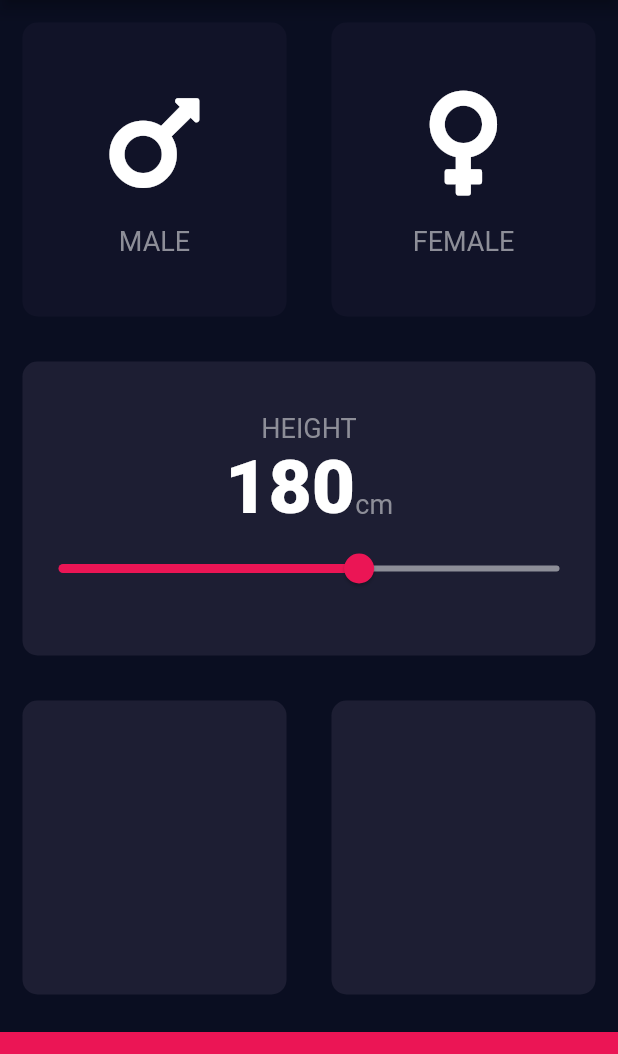
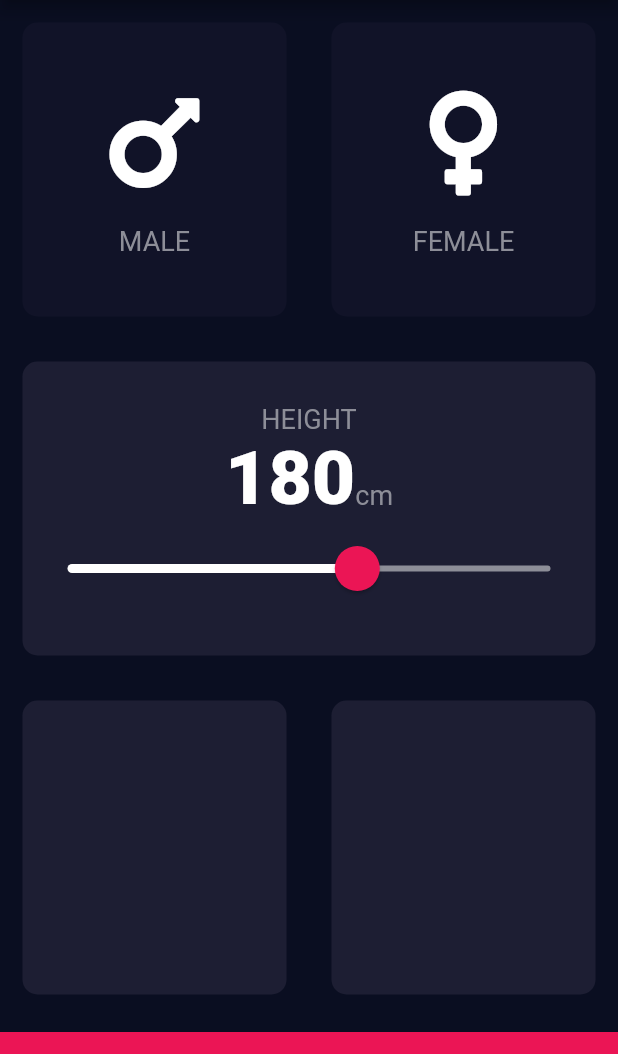
Before and after one commit to hritikhrk/bmi_calculator_flutter, a Flutter app: the screen it shows after launch, on a phone screen of 412 x 824 dp, the part 84-1138 px from its top. Run offline on Flutter 3.47's test engine with Material 2 defaults, Android fonts, the phone set to English and light mode, and no system bars; our stand-ins replace font_awesome_flutter.

Commit message:
change height slider theme

```diff
--- a/lib/input_page.dart
+++ b/lib/input_page.dart
@@ -87,7 +87,16 @@ class _InputPageState extends State<InputPage> {
                       ),
                     ],
                   ),
-                  Slider(
+                  SliderTheme(
+                    data: SliderThemeData(
+                      activeTrackColor: Colors.white,
+                      inactiveTrackColor: Color(0xFF8D8E98),
+                      thumbColor: Color(0xFFEB1555),
+                      thumbShape: RoundSliderThumbShape(enabledThumbRadius: 15.0),
+                      overlayShape: RoundSliderOverlayShape(overlayRadius: 30.0),
+                      overlayColor: Color(0x29EB1555),
+                    ),
+                    child: Slider(
                       value: height.toDouble(),
                       onChanged: (double newValue) {
                         setState(() {
@@ -96,8 +105,7 @@ class _InputPageState extends State<InputPage> {
                       },
                       min: 120.0,
                       max: 220.0,
-                    activeColor: Color(0xFFEB1555),
-                    inactiveColor: Color(0xFF8D8E98),
+                    ),
                   ),
                 ],
               ),
```
Lines whose indentation alone changed are shown as unchanged.
